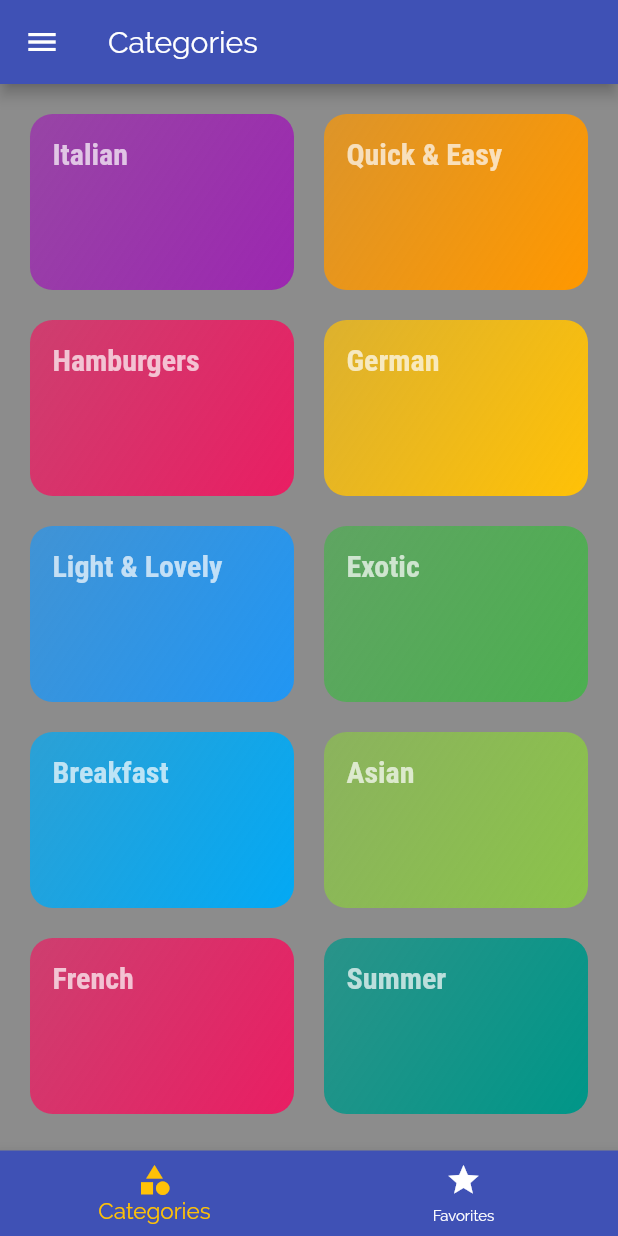
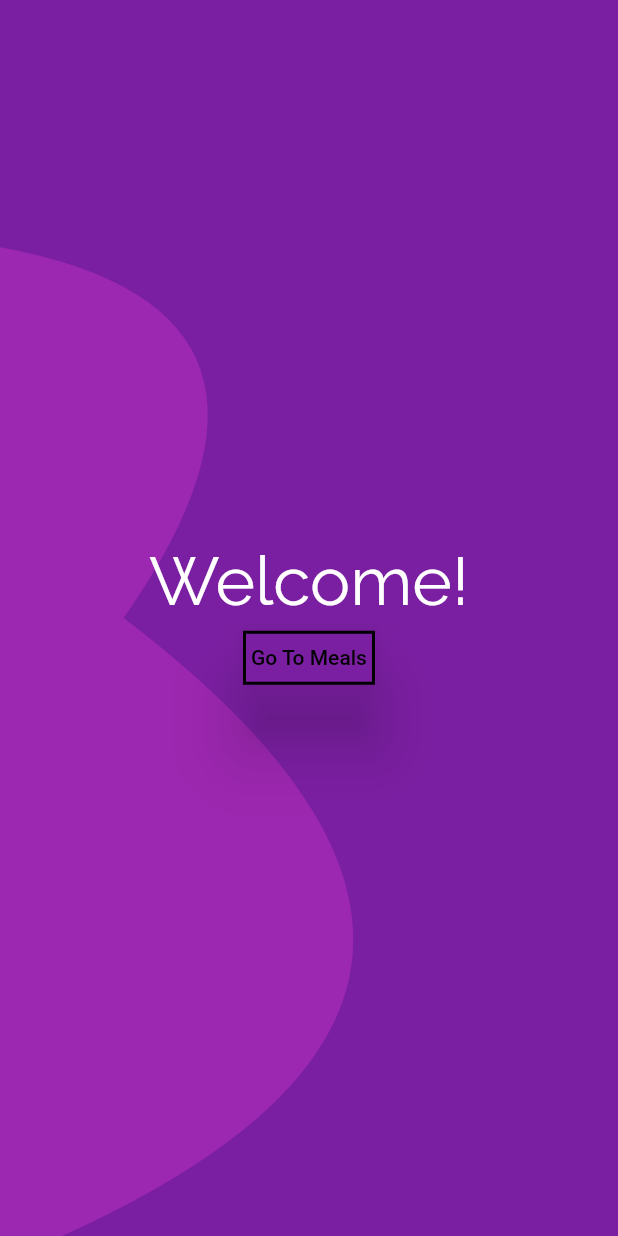
Before and after one commit to manlikeked1/Meal-App, a Flutter app: the screen it shows after launch, on a phone screen of 412 x 824 dp. Run offline on Flutter 3.47's test engine with Material 2 defaults, Android fonts, the phone set to English and light mode, and no system bars.

Commit message:
new commit

```diff
--- a/lib/main.dart
+++ b/lib/main.dart
@@ -4,6 +4,7 @@ import './screens/filters_screen.dart';
 import './screens/tabs_screen.dart';
 import './screens/meal_detail_page.dart';
 import './screens/category_meals_page.dart';
+import './screens/home_screen.dart';
 // import './screens/categories_page.dart';
 
 void main() => runApp(MyApp());
@@ -45,10 +46,11 @@ class MyApp extends StatelessWidget {
       routes: {
         //Using named routes is more preferable//This is a route table
         '/': (ctx) =>
-            TabsScreen(), //This also makes the Tabs Screen/Page to become the homepage but this method is used in the 'named route' method
+            HomeScreen(), //This also makes the Tabs Screen/Page to become the homepage but this method is used in the 'named route' method
         CategoryMealsPage.routeName: (ctx) => CategoryMealsPage(),
         MealDetailPage.routeName: (ctx) => MealDetailPage(),
         FiltersScreen.routeName: (ctx) => FiltersScreen(),
+        TabsScreen.routeName: (ctx) => TabsScreen(),
       }, //This 'routes' feature helps to set up routes easily. It is better to set up routes like this incase the project you're working on is a large one.
       // onGenerateRoute: (settings) {
       //   print(settings.arguments)
--- /dev/null
+++ b/lib/screens/home_screen.dart
@@ -0,0 +1,154 @@
+import 'package:flutter/material.dart';
+
+import '../screens/tabs_screen.dart';
+
+class HomeScreen extends StatefulWidget {
+  @override
+  _HomeState createState() => _HomeState();
+}
+
+class _HomeState extends State<HomeScreen> {
+  @override
+  Widget build(BuildContext context) {
+    return Scaffold(
+      body: CustomPaint(
+        painter: PurplePainter(),
+        child: Center(
+          child: Column(
+            mainAxisAlignment: MainAxisAlignment.center,
+            children: <Widget>[
+              Container(
+                decoration: BoxDecoration(
+                  borderRadius: BorderRadius.circular(10),
+                  // color: Theme.of(context).,
+                ),
+                child: Text('Welcome!',
+                    style: TextStyle(
+                      color: Colors.white,
+                      fontSize: 45,
+                    )),
+              ),
+              RaisedButton(
+                color: Colors.purple.shade700,
+                textColor: Colors.black,
+                padding: EdgeInsets.symmetric(vertical: 10),
+                elevation: 20,
+                // highlightElevation: 10,
+                shape: Border.all(width: 2, color: Colors.black),
+                onPressed: () {
+                  Navigator.of(context).pushNamed(TabsScreen.routeName);
+                },
+                child: Text('Go To Meals'),
+              ),
+              // SizedBox(
+              //   height: 800,
+              // ),
+              // Padding(
+              //   padding: const EdgeInsets.all(10.0),
+              //   child: OutlineButton(
+
+              //     borderSide: BorderSide(width: 2.0),
+              //     // color: Colors.yellow,
+              //     splashColor: Theme.of(context).accentColor,
+              //     shape: RoundedRectangleBorder(
+              //         borderRadius: BorderRadius.circular(20),),,
+              //     child: Text(
+              //       'Go To Meals',
+              //       style: TextStyle(color: Colors.white, fontSize: 18),
+              //     ),
+              //     onPressed: () {
+              //       Navigator.of(context).pushNamed(TabsScreen.routeName);
+              //     },
+              //   ),
+              // )
+            ],
+          ),
+        ),
+      ),
+    );
+  }
+}
+
+// final provider = BlocProvider.of<ModelBloc>(context).provider;
+class PurplePainter extends CustomPainter {
+  @override
+  void paint(Canvas canvas, Size size) {
+    final height = size.height;
+    final width = size.width;
+    Paint paint = Paint();
+
+    //Path for the color of the screen
+    Path mainBackground = Path();
+    mainBackground.addRect(Rect.fromLTRB(0, 0, width, height));
+    paint.color = Colors.purple.shade700;
+    canvas.drawPath(mainBackground, paint);
+
+    //Path for the oval
+    Path ovalPath = Path();
+    // Start paint from 20% height to the left
+    ovalPath.moveTo(0, height * 0.2);
+    // Print a curve from current position to middle of the screen
+    ovalPath.quadraticBezierTo(
+        width * 0.55, height * 0.25, width * 0.2, height * 0.5);
+
+    // Path a curve from current position to bottom left of screen at width * 0.1
+    ovalPath.quadraticBezierTo(width * 0.99, height * 0.8, width * 0.1, height);
+
+    // Draw remaining line to bottom left side
+    ovalPath.lineTo(0, height);
+
+    //Close line to reset it back
+    // ovalPath.close();
+
+    paint.color = Colors.purple.shade500;
+    canvas.drawPath(ovalPath, paint);
+  }
+
+  @override
+  bool shouldRepaint(CustomPainter oldDelegate) {
+    return oldDelegate != this;
+  }
+}
+
+// return Scaffold(
+//   // appBar: AppBar(),
+//   body: Container(
+//     decoration: BoxDecoration(color: Theme.of(context).accentColor),
+//     child: Column(
+//       mainAxisAlignment: MainAxisAlignment.center,
+//       children: <Widget>[
+//         Center(
+//           child: Container(
+//             decoration: BoxDecoration(
+//                 color: Theme.of(context).primaryColor,
+//                 borderRadius: BorderRadius.circular(10)),
+//             child: Text(
+//               'Welcome!',
+//               style: TextStyle(color: Colors.white, fontSize: 45),
+//             ),
+//           ),
+//         ),
+//         SizedBox(
+//           height: 20,
+//         ),
+//         FlatButton(
+//           onPressed: () {
+//             Navigator.of(context).pushNamed(TabsScreen.routeName);
+//           },
+//           child: Container(
+//             // decoration: BoxDecoration(
+//             //     borderRadius: BorderRadius.circular(20),
+//             //     color: Colors.purple),
+//             child: Text(
+//               'Go To Meal>>>',
+//               style: TextStyle(
+//                 fontWeight: FontWeight.bold,
+//                 fontSize: 25,
+//               ),
+//             ),
+//           ),
+//         ),
+//       ],
+//     ),
+//   ),
+// );
--- a/lib/screens/tabs_screen.dart
+++ b/lib/screens/tabs_screen.dart
@@ -8,6 +8,7 @@ import '../screens/favorites_page.dart';
 import '../screens/categories_page.dart';
 
 class TabsScreen extends StatefulWidget {
+  static const routeName = '/tabs';
   @override
   _TabsScreenState createState() => _TabsScreenState();
 }
```
